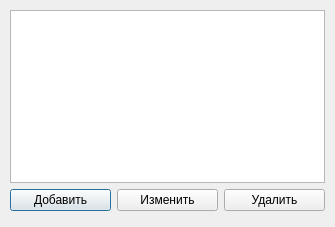
Old version of the form LikatorJurnal/catmaster.ui in the repository yrasik1986/Likator.
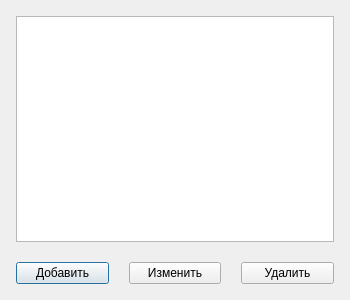
New version of the form.

Patch:
```diff
--- a/LikatorJurnal/catmaster.ui
+++ b/LikatorJurnal/catmaster.ui
@@ -6,23 +6,37 @@
    <rect>
     <x>0</x>
     <y>0</y>
-    <width>335</width>
-    <height>227</height>
+    <width>350</width>
+    <height>300</height>
    </rect>
   </property>
+  <property name="minimumSize">
+   <size>
+    <width>350</width>
+    <height>300</height>
+   </size>
+  </property>
   <property name="windowTitle">
    <string>Dialog</string>
   </property>
-  <widget class="QWidget" name="verticalLayoutWidget">
-   <property name="geometry">
-    <rect>
-     <x>10</x>
-     <y>10</y>
-     <width>315</width>
-     <height>201</height>
-    </rect>
-   </property>
-   <layout class="QVBoxLayout" name="verticalLayout">
+  <layout class="QHBoxLayout" name="horizontalLayout_2">
+   <item>
+    <layout class="QVBoxLayout" name="verticalLayout" stretch="5,0">
+     <property name="spacing">
+      <number>20</number>
+     </property>
+     <property name="leftMargin">
+      <number>5</number>
+     </property>
+     <property name="topMargin">
+      <number>5</number>
+     </property>
+     <property name="rightMargin">
+      <number>5</number>
+     </property>
+     <property name="bottomMargin">
+      <number>5</number>
+     </property>
     <item>
      <widget class="QListView" name="listView"/>
     </item>
@@ -52,7 +66,8 @@
      </layout>
     </item>
    </layout>
-  </widget>
+   </item>
+  </layout>
  </widget>
  <resources/>
  <connections/>
```
Left out of the diff: 2 changed lines with no effect on the pictures. Lines whose indentation alone changed are shown as unchanged.
